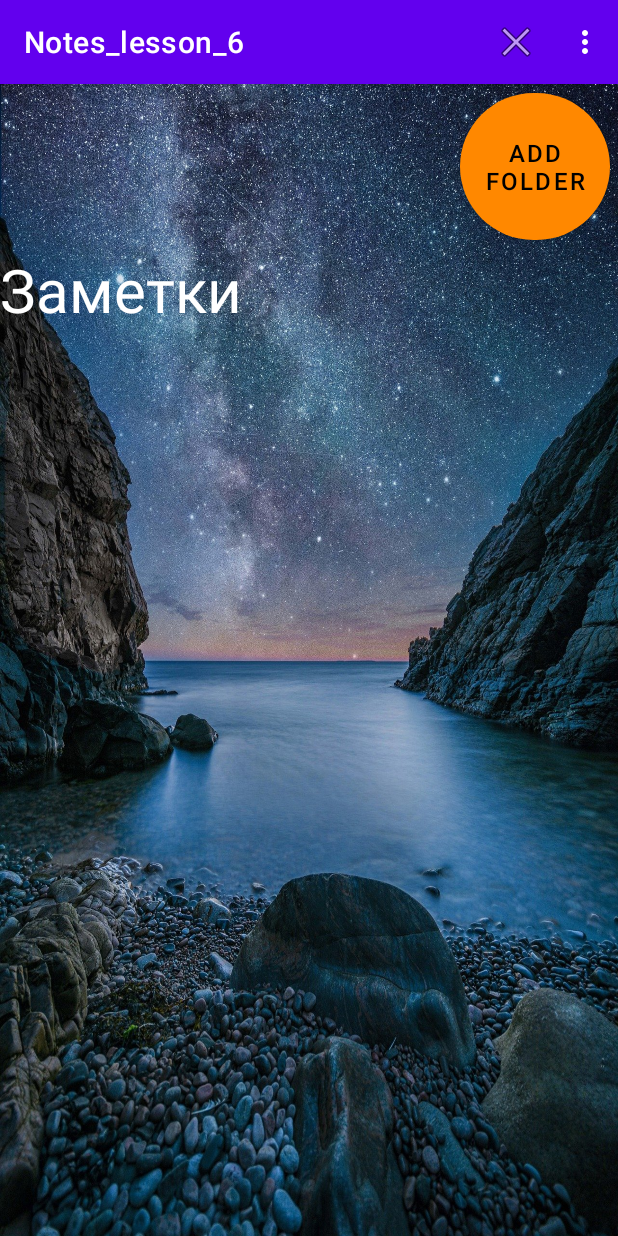
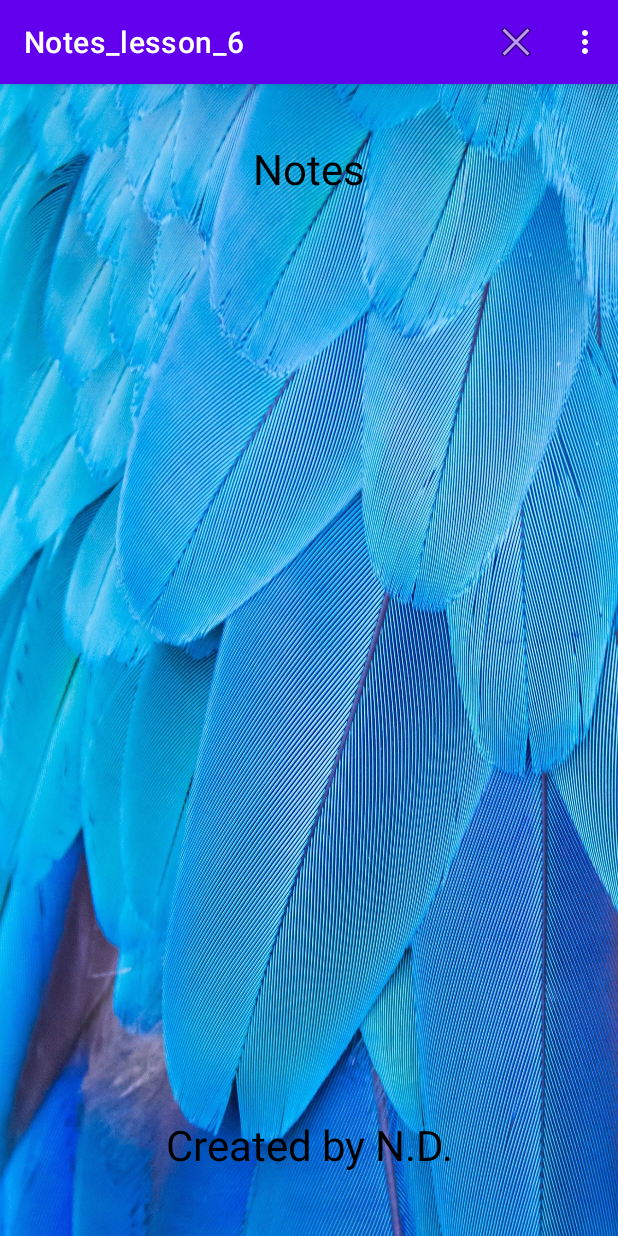
Before and after one commit to Nikita0093/Notes_lesson_6, an Android app: the screen it shows after launch (MainActivity), in the options menu, after a tap on "About", on a phone screen of 412 x 824 dp. Run offline under Robolectric (Android 15) with nearby library versions, the phone set to English and light mode, and no system bars.

Commit message:
Урок 8 - Добавили меню About

```diff
--- /dev/null
+++ b/app/src/main/java/com/example/notes_lesson_6/About.java
@@ -0,0 +1,18 @@
+package com.example.notes_lesson_6;
+
+import android.os.Bundle;
+import android.view.LayoutInflater;
+import android.view.View;
+import android.view.ViewGroup;
+
+import androidx.annotation.NonNull;
+import androidx.annotation.Nullable;
+import androidx.fragment.app.Fragment;
+
+public class About extends Fragment {
+    @Nullable
+    @Override
+    public View onCreateView(@NonNull LayoutInflater inflater, @Nullable ViewGroup container, @Nullable Bundle savedInstanceState) {
+        return inflater.inflate(R.layout.fragment_about,container,false);
+    }
+}
--- a/app/src/main/java/com/example/notes_lesson_6/MainActivity.java
+++ b/app/src/main/java/com/example/notes_lesson_6/MainActivity.java
@@ -31,10 +31,12 @@ public class MainActivity extends AppCompatActivity {
     public boolean onOptionsItemSelected(@NonNull MenuItem item) {
         switch (item.getItemId()){
             case (R.id.action_about):{
-                return true;
+                getSupportFragmentManager().beginTransaction().replace(R.id.Names, new About()).commit();
+                break;
             }
             case (R.id.action_exit):{
                 finish();
+                break;
             }
 
         }
--- /dev/null
+++ b/app/src/main/res/layout/fragment_about.xml
@@ -0,0 +1,38 @@
+<?xml version="1.0" encoding="utf-8"?>
+<androidx.constraintlayout.widget.ConstraintLayout xmlns:android="http://schemas.android.com/apk/res/android"
+    xmlns:app="http://schemas.android.com/apk/res-auto"
+    xmlns:tools="http://schemas.android.com/tools"
+    android:layout_width="match_parent"
+    android:layout_height="match_parent"
+    android:background="@drawable/blue_feathers">
+
+    <TextView
+        android:id="@+id/textView"
+        android:layout_width="200sp"
+        android:layout_height="50sp"
+        android:gravity="center"
+        android:text="@string/notes"
+        android:textColor="@color/black"
+        android:textSize="28sp"
+        app:layout_constraintBottom_toTopOf="@+id/about"
+        app:layout_constraintEnd_toEndOf="parent"
+        app:layout_constraintHorizontal_bias="0.5"
+        app:layout_constraintStart_toStartOf="parent"
+        app:layout_constraintTop_toTopOf="parent"
+        app:layout_constraintVertical_bias="0.05" />
+
+    <TextView
+        android:id="@+id/about"
+        android:layout_width="200sp"
+        android:layout_height="50sp"
+        android:gravity="center"
+        android:text="@string/created_by_n_d"
+        android:textColor="@color/black"
+        android:textSize="28sp"
+        app:layout_constraintBottom_toBottomOf="parent"
+        app:layout_constraintEnd_toEndOf="parent"
+        app:layout_constraintStart_toStartOf="parent"
+        app:layout_constraintTop_toTopOf="parent"
+        app:layout_constraintVertical_bias="0.95" />
+
+</androidx.constraintlayout.widget.ConstraintLayout>
--- a/app/src/main/res/values/strings.xml
+++ b/app/src/main/res/values/strings.xml
@@ -1,4 +1,6 @@
 <resources>
     <string name="app_name">Notes_lesson_6</string>
     <string name="hello_blank_fragment">Hello blank fragment</string>
+    <string name="created_by_n_d">Created by N.D.</string>
+    <string name="notes">Notes</string>
 </resources>
```
